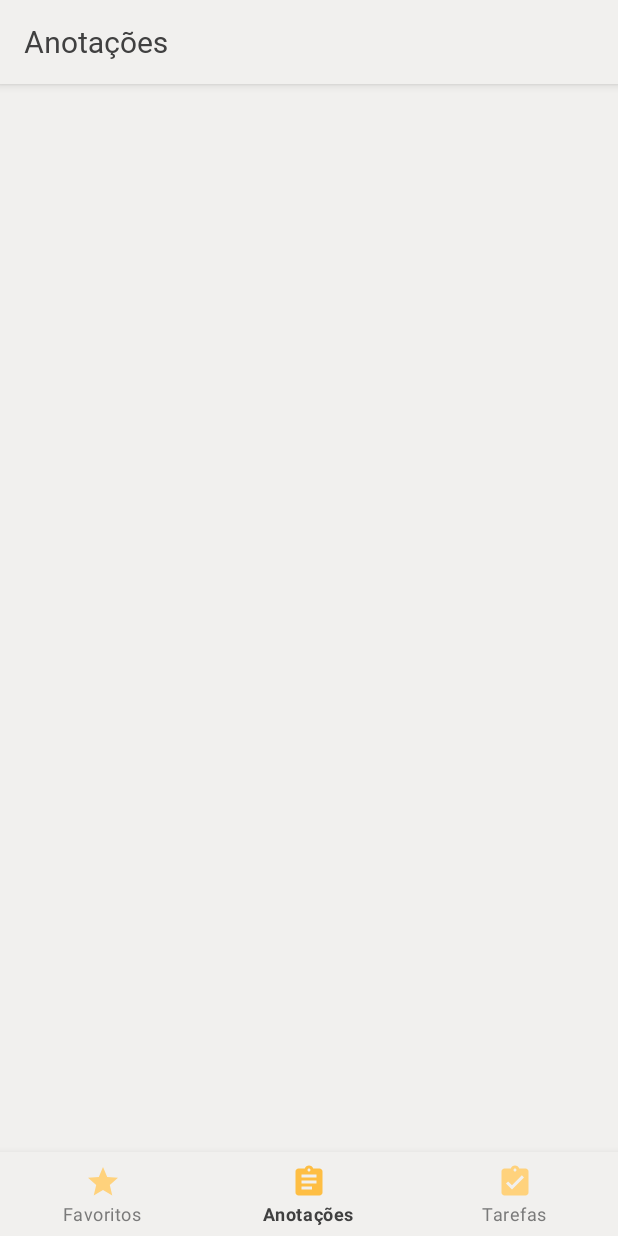
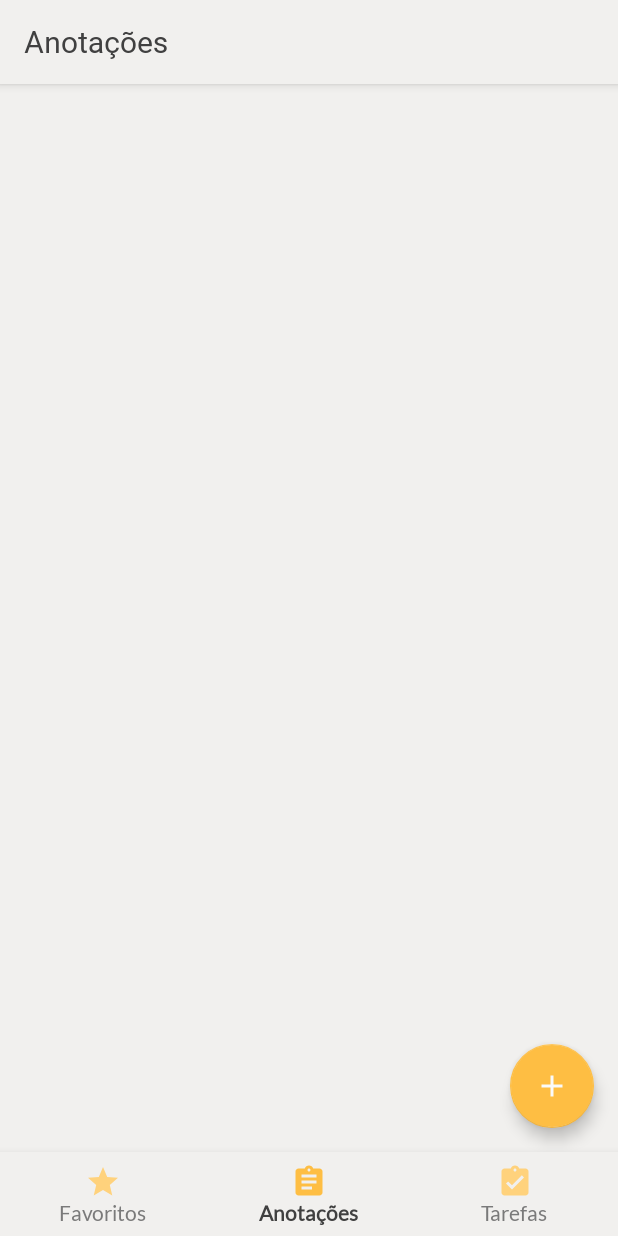
Before and after one commit to arturbruno17/Bloco-de-notas, an Android app: the screen it shows after launch (MainActivity), on a phone screen of 412 x 824 dp. Run offline under Robolectric (Android 15) with nearby library versions, the phone set to English and light mode, and no system bars; our stand-ins replace data binding, navigation-ui.

```diff
--- a/app/build.gradle
+++ b/app/build.gradle
@@ -16,6 +16,10 @@ android {
         versionName "1.0"
 
         testInstrumentationRunner "androidx.test.runner.AndroidJUnitRunner"
+
+        vectorDrawables {
+            useSupportLibrary = true
+        }
     }
 
     dataBinding {
--- a/app/src/main/java/com/posart/blocodenotas/views/AnnotationsFragment.kt
+++ b/app/src/main/java/com/posart/blocodenotas/views/AnnotationsFragment.kt
@@ -17,6 +17,10 @@ class AnnotationsFragment : Fragment() {
     ): View {
         val binding = FragmentAnnotationsBinding.inflate(layoutInflater)
 
+        binding.fab.setOnClickListener {
+            findNavController().navigate(R.id.action_annotationFragment_to_createAnnotationFragment)
+        }
+
         return binding.root
 
     }
--- /dev/null
+++ b/app/src/main/res/drawable/ic_baseline_add_24.xml
@@ -0,0 +1,10 @@
+<vector xmlns:android="http://schemas.android.com/apk/res/android"
+    android:width="24dp"
+    android:height="24dp"
+    android:viewportWidth="24"
+    android:viewportHeight="24"
+    android:tint="?attr/colorControlNormal">
+  <path
+      android:fillColor="@android:color/white"
+      android:pathData="M19,13h-6v6h-2v-6H5v-2h6V5h2v6h6v2z"/>
+</vector>
--- a/app/src/main/res/layout/activity_main.xml
+++ b/app/src/main/res/layout/activity_main.xml
@@ -1,8 +1,8 @@
 <?xml version="1.0" encoding="utf-8"?>
-<layout>
-    <androidx.constraintlayout.widget.ConstraintLayout xmlns:android="http://schemas.android.com/apk/res/android"
-        xmlns:app="http://schemas.android.com/apk/res-auto"
-        xmlns:tools="http://schemas.android.com/tools"
+<layout xmlns:android="http://schemas.android.com/apk/res/android"
+    xmlns:app="http://schemas.android.com/apk/res-auto"
+    xmlns:tools="http://schemas.android.com/tools">
+    <androidx.constraintlayout.widget.ConstraintLayout
         android:layout_width="match_parent"
         android:layout_height="match_parent"
         tools:context=".MainActivity">
@@ -35,6 +35,8 @@
             android:layout_height="56dp"
             android:background="@color/background"
             app:itemIconTint="@color/icon_nav_bottom"
+            app:itemTextAppearanceActive="@style/Body"
+            app:itemTextAppearanceInactive="@style/Body"
             app:itemTextColor="@color/text_nav_bottom"
             app:layout_constraintBottom_toBottomOf="parent"
             app:layout_constraintEnd_toEndOf="parent"
--- a/app/src/main/res/layout/fragment_annotations.xml
+++ b/app/src/main/res/layout/fragment_annotations.xml
@@ -1,10 +1,10 @@
 <?xml version="1.0" encoding="utf-8"?>
-<layout>
-    <androidx.constraintlayout.widget.ConstraintLayout xmlns:app="http://schemas.android.com/apk/res-auto"
-        xmlns:tools="http://schemas.android.com/tools"
+<layout xmlns:android="http://schemas.android.com/apk/res/android"
+    xmlns:app="http://schemas.android.com/apk/res-auto"
+    xmlns:tools="http://schemas.android.com/tools">
+    <androidx.constraintlayout.widget.ConstraintLayout
         android:layout_width="match_parent"
         android:layout_height="match_parent"
-        xmlns:android="http://schemas.android.com/apk/res/android"
         android:background="@color/background">
 
         <androidx.recyclerview.widget.RecyclerView
@@ -21,5 +21,22 @@
             app:layout_constraintTop_toTopOf="parent" >
 
         </androidx.recyclerview.widget.RecyclerView>
+
+        <com.google.android.material.floatingactionbutton.FloatingActionButton
+            android:id="@+id/fab"
+            android:layout_width="wrap_content"
+            android:layout_height="wrap_content"
+            android:layout_marginEnd="16dp"
+            android:layout_marginRight="16dp"
+            android:layout_marginBottom="16dp"
+            android:clickable="true"
+            android:contentDescription="@string/fab_description"
+            android:focusable="true"
+            android:tint="@color/text2"
+            app:backgroundTint="@color/shape"
+            app:fabSize="auto"
+            app:layout_constraintBottom_toBottomOf="parent"
+            app:layout_constraintEnd_toEndOf="parent"
+            app:srcCompat="@drawable/ic_baseline_add_24" />
     </androidx.constraintlayout.widget.ConstraintLayout>
 </layout>
--- a/app/src/main/res/navigation/nav_graph.xml
+++ b/app/src/main/res/navigation/nav_graph.xml
@@ -14,10 +14,18 @@
         android:name="com.posart.blocodenotas.views.AnnotationsFragment"
         android:label="Anotações"
         tools:layout="@layout/fragment_annotations" >
+        <action
+            android:id="@+id/action_annotationFragment_to_createAnnotationFragment"
+            app:destination="@id/createAnnotationFragment" />
     </fragment>
     <fragment
         android:id="@+id/tasksFragment"
         android:name="com.posart.blocodenotas.views.TasksFragment"
         android:label="Tarefas"
         tools:layout="@layout/fragment_tasks" />
+    <fragment
+        android:id="@+id/createAnnotationFragment"
+        android:name="com.posart.blocodenotas.views.CreateAnnotationFragment"
+        android:label="Criar anotação"
+        tools:layout="@layout/fragment_create_annotation" />
 </navigation>
--- a/app/src/main/res/values/strings.xml
+++ b/app/src/main/res/values/strings.xml
@@ -6,4 +6,7 @@
     <string name="favorite_content_description">Anotações marcadas como favoritas</string>
     <string name="notes_content_description">Anotações criadas</string>
     <string name="tasks_content_description">Tarefas criadas</string>
+    <string name="fab_description">Adicionar uma anotação</string>
+    <string name="title_hint">Título</string>
+    <string name="message_hint">Mensagem</string>
 </resources>
```
Also changed, not shown: app/src/main/java/com/posart/blocodenotas/views/CreateAnnotationFragment.kt (added, +21 -0 lines), app/src/main/res/layout/fragment_create_annotation.xml (added, +55 -0 lines).
